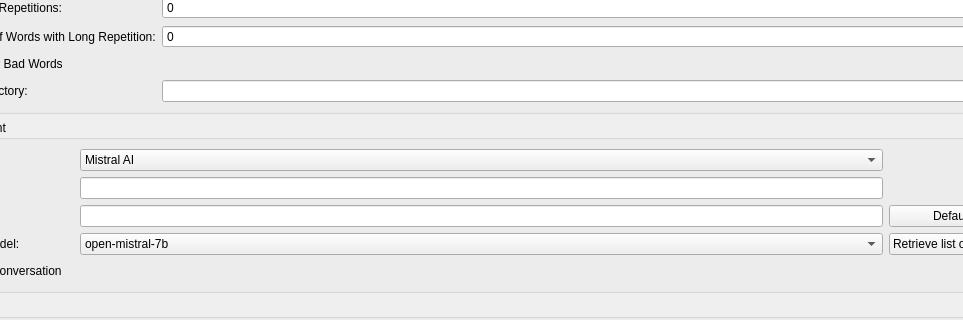
texstudio-org/texstudio, file src/configdialog.ui: the form before one commit; both pictures show x 328 to 1291 and y 250 to 570 of the 1378 by 864 pixel window.
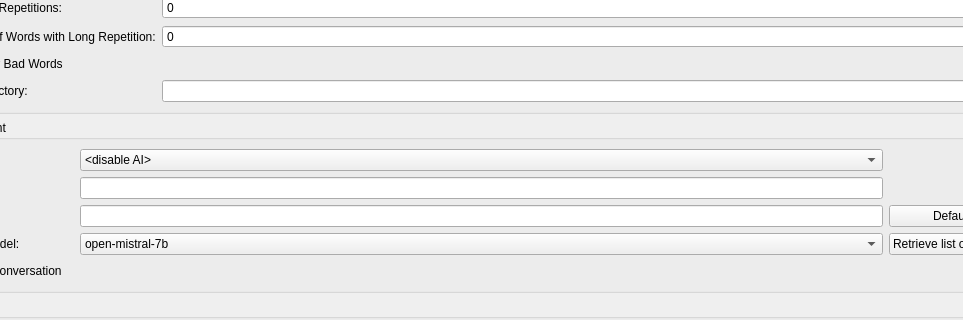
The form after the commit. Icons and pictures are not drawn.

```diff
--- a/src/configdialog.ui
+++ b/src/configdialog.ui
@@ -3336,7 +3336,7 @@
               <property name="geometry">
                <rect>
                 <x>0</x>
-                <y>-275</y>
+                <y>-306</y>
                 <width>1132</width>
                 <height>1027</height>
                </rect>
@@ -3650,6 +3650,11 @@
                   </item>
                   <item row="0" column="3">
                    <widget class="QComboBox" name="cbAIProvider">
+                    <item>
+                     <property name="text">
+                      <string>&lt;disable AI&gt;</string>
+                     </property>
+                    </item>
                     <item>
                      <property name="text">
                       <string>Mistral AI</string>
```
